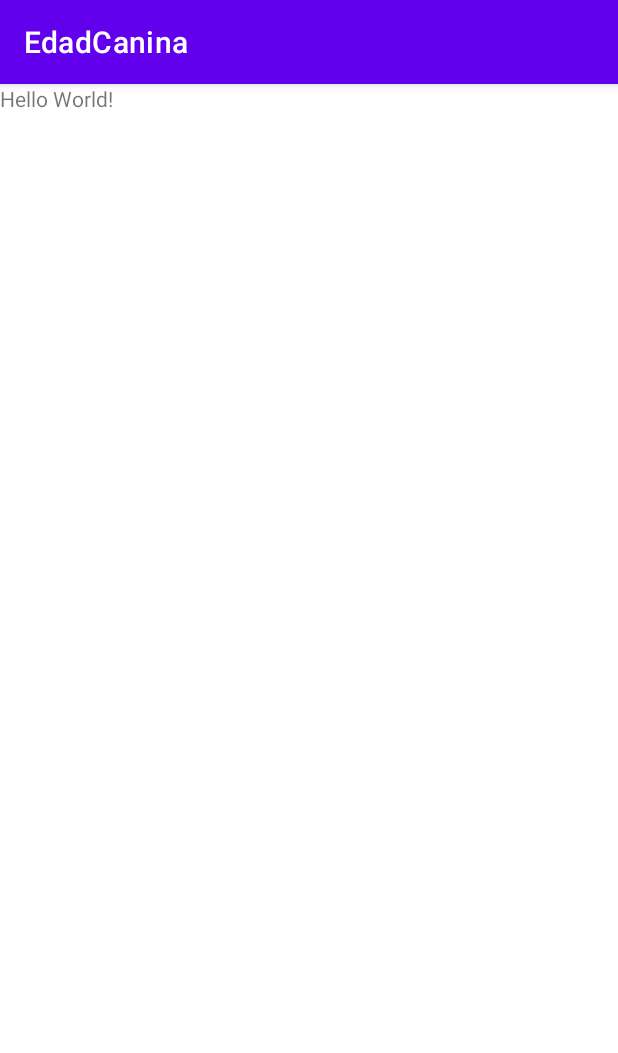
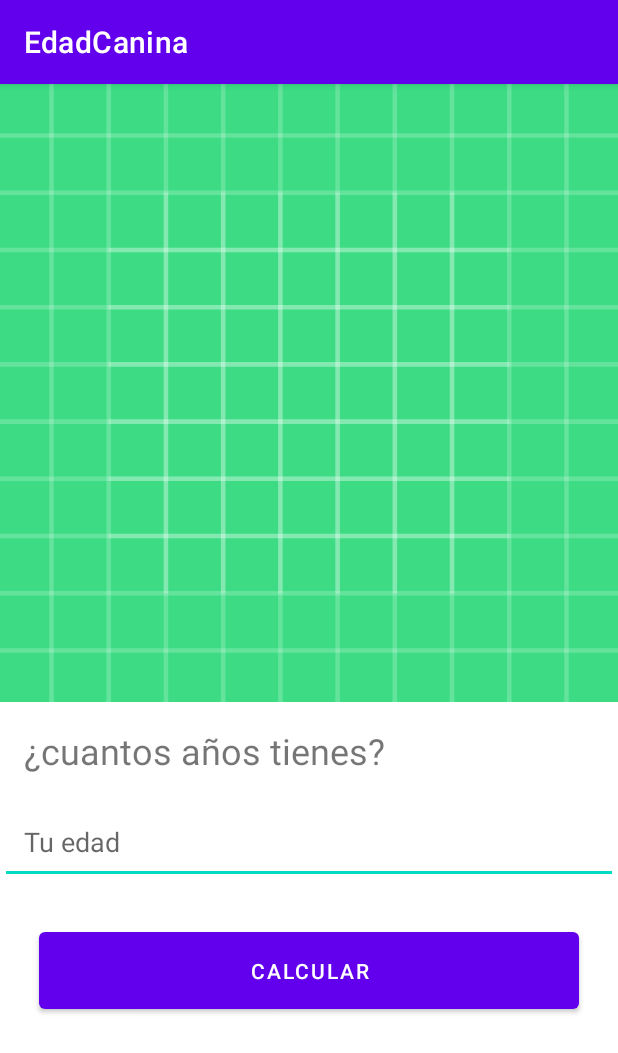
Before and after one commit to manueldevmx/EdadCanina, an Android app: the screen it shows after launch (MainActivity), on a phone screen of 412 x 824 dp. Shown: the top 1053 px of the screen. Run offline under Robolectric (Android 15) with nearby library versions, the phone set to English and light mode, and no system bars.

Commit message:
update layout

```diff
--- a/app/src/main/res/layout/activity_main.xml
+++ b/app/src/main/res/layout/activity_main.xml
@@ -6,10 +6,31 @@
     android:orientation="vertical"
     tools:context=".MainActivity">
 
+    <ImageView
+        android:layout_width="match_parent"
+        android:layout_height="wrap_content"
+        android:adjustViewBounds="true"
+        android:src="@drawable/ic_launcher_background"/>
+
     <TextView
-        android:layout_width="wrap_content"
+        android:layout_width="match_parent"
         android:layout_height="wrap_content"
-        android:text="Hello World!"
+        android:padding="16dp"
+        android:textSize="24sp"
+        android:text="¿cuantos años tienes?"
        />
 
+    <EditText
+        android:layout_width="match_parent"
+        android:layout_height="wrap_content"
+        android:padding="16dp"
+        android:hint="Tu edad"/>
+
+    <Button
+        android:layout_width="match_parent"
+        android:layout_height="wrap_content"
+        android:padding="16dp"
+        android:layout_margin="26dp"
+        android:text="Calcular"/>
+
 </LinearLayout>
```
